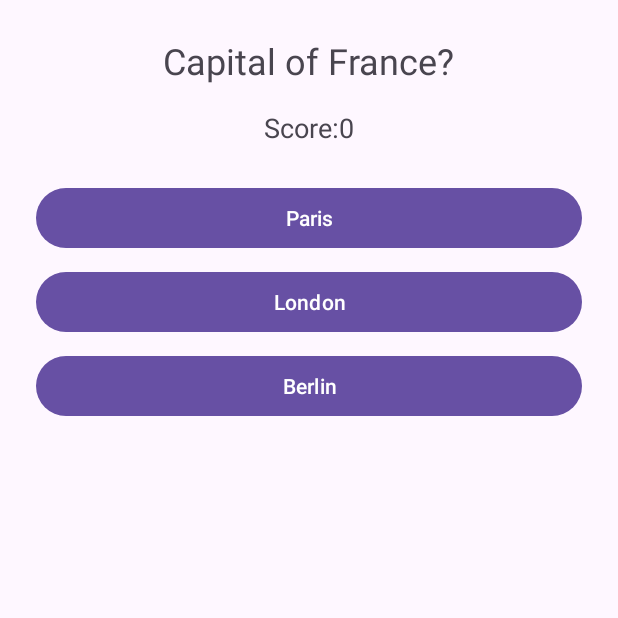
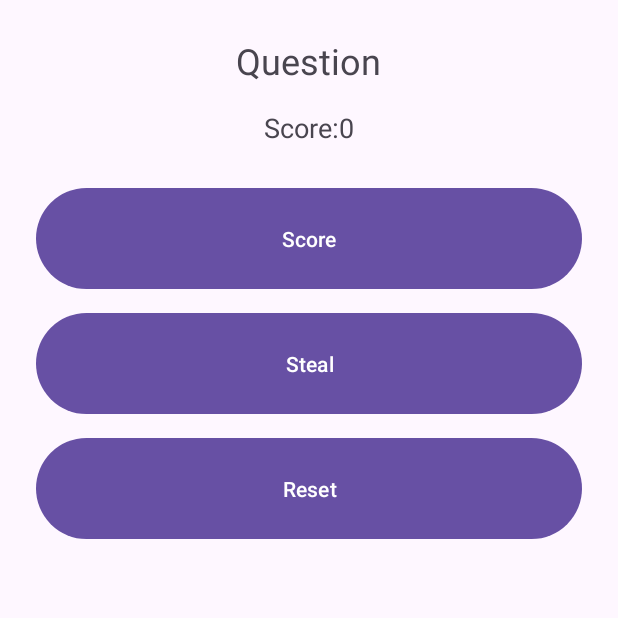
Before and after one commit to 9719539/the-contest, an Android app: the screen it shows after launch (MainActivity), on a phone screen of 412 x 824 dp, the top half of it. Run offline under Robolectric (Android 15) with nearby library versions, the phone set to English and light mode, and no system bars.

Commit message:
Changed task to closer match description
Additionally added testing and ensured it works

```diff
--- a/app/build.gradle.kts
+++ b/app/build.gradle.kts
@@ -36,6 +36,9 @@ android {
     buildFeatures {
         viewBinding = true
     }
+    testOptions {
+        animationsDisabled = true
+    }
 }
 
 dependencies {
@@ -49,4 +52,5 @@ dependencies {
     testImplementation(libs.junit)
     androidTestImplementation(libs.androidx.junit)
     androidTestImplementation(libs.androidx.espresso.core)
+
 }
--- a/app/src/main/java/com/example/thecontest/MainActivity.kt
+++ b/app/src/main/java/com/example/thecontest/MainActivity.kt
@@ -1,7 +1,6 @@
 package com.example.thecontest
 
 import android.os.Bundle
-import android.content.Intent
 import android.media.MediaPlayer
 import android.util.Log
 import android.widget.Button
@@ -20,134 +19,94 @@ class ScoreActivity : AppCompatActivity() {
     }
 }
 
-// data class to hold questions
-data class Question(val text: String, val answers: List<String>, val correctAnswer: Int)
-
 // main app
 class MainActivity : AppCompatActivity() {
-    // lateinit variables allowing the data to be assigned later, but creating the reference now
+    // late init variables allowing the data to be assigned later, but creating the reference now
     private var currentScore = 0
-    private lateinit var questionText: TextView
-    private lateinit var scoreText: TextView
-    private lateinit var score: TextView
-    private lateinit var answerButtons: List<Button>
-    private lateinit var clickSound: MediaPlayer
-    private lateinit var winSound: MediaPlayer
-    private lateinit var questions: List<Question>
-    private var currentQuestion = 0
 
     override fun onCreate(savedInstanceState: Bundle?) {
         super.onCreate(savedInstanceState)
         setContentView(R.layout.activity_main)
 
-        // create the trivia questions from strings file
-        questions = listOf(
-            Question(
-                getString(R.string.question1),
-                listOf(
-                    getString(R.string.q1answer1),
-                    getString(R.string.q1answer2),
-                    getString(R.string.q1answer3)
-                ),
-                0
-            ),
-            Question(
-                getString(R.string.question2),
-                listOf(
-                    getString(R.string.q2answer1),
-                    getString(R.string.q2answer2),
-                    getString(R.string.q2answer3)
-                ),
-                1
-            ),
-            Question(
-                getString(R.string.question3),
-                listOf(
-                    getString(R.string.q3answer1),
-                    getString(R.string.q3answer2),
-                    getString(R.string.q3answer3)
-                ),
-                0
-            )
-        )
+        // grab layout elements
+//        scoreText = findViewById(R.id.score_text)
 
-        // grab layout elements
-        questionText = findViewById(R.id.question_text)
-        scoreText = findViewById(R.id.score_text)
-        score = findViewById(R.id.score)
-        answerButtons = listOf(
-            findViewById(R.id.answer1),
-            findViewById(R.id.answer2),
-            findViewById(R.id.answer3)
-        )
+
+        val scoreBtn = findViewById<Button>(R.id.scoreBtn)
+        val stealBtn = findViewById<Button>(R.id.steal)
+        val resetBtn = findViewById<Button>(R.id.reset)
 
         // create sounds
-        clickSound = MediaPlayer.create(this, R.raw.beep_short)
-        winSound = MediaPlayer.create(this, R.raw.siren_whistle)
+        val clickSound = MediaPlayer.create(this, R.raw.beep_short)
+        val winSound = MediaPlayer.create(this, R.raw.siren_whistle)
 
         // set our state from saved if it exists
         if (savedInstanceState != null) {
             currentScore = savedInstanceState.getInt("currentScore")
-            currentQuestion = savedInstanceState.getInt("currentQuestion")
         }
 
         updateUI()
 
-        // for each of our buttons, create onClick listeners
-        answerButtons.forEachIndexed { index, button ->
-            button.setOnClickListener {
-                // when clicked, play sound and log that it was pressed
-                clickSound.start()
-                Log.d("TriviaGame", "Button $index clicked")
-                // if the answer is correct, give a point and log it
-                if (index == questions[currentQuestion].correctAnswer) {
-                    currentScore++
-                    Log.d("TriviaGame", "Correct answer! Score: $currentScore")
-                }
-                currentQuestion++
+        // set up button listeners
+        scoreBtn.setOnClickListener {
+            // play sound
+            clickSound.start()
+            // log click
+            Log.d("TriviaGame", "score btn clicked")
+            // add score
+//            currentScore = min(15, currentScore + 1)
 
-                // if we have 5 points or more, win the game
-                if (currentScore >= 5) {
-                    winSound.start()
-                    Log.d("TriviaGame", "5 points, you win!")
-                    // create intent to transition to new screen
-                    val intent =
-                        Intent(this, ScoreActivity::class.java).putExtra("score", currentScore)
-                    startActivity(intent)
-                } else {
-                    updateUI()
-                }
+            // if we have 15 points or more, win the game
+            if (currentScore >= 15) {
+                winSound.start()
+                Log.d("TriviaGame", "15 points, you win!")
+            } else {
+                currentScore++
             }
+            updateUI()
+        }
+
+        stealBtn.setOnClickListener {
+            // play sound
+            clickSound.start()
+            // log click
+            Log.d("TriviaGame", "steal btn clicked")
+            // steal score
+//            currentScore = max(0, currentScore - 1)
+            if (currentScore > 0) {
+                currentScore -= 1
+            }
+            updateUI()
+        }
+
+        resetBtn.setOnClickListener {
+            // play sound
+            clickSound.start()
+            // log click
+            Log.d("TriviaGame", "reset btn clicked")
+            // reset score
+            currentScore = 0
+            updateUI()
         }
     }
 
     private fun updateUI() {
-        // loop back to first question if we're at the end of question lengths
-        if (currentQuestion >= questions.size) {
-            currentQuestion = 0
-        }
-        val q = questions[currentQuestion]
-        // update UI elements
-        questionText.text = q.text
-        scoreText.text = getString(R.string.scoreText)
+        val score = findViewById<TextView>(R.id.score)
         score.text = currentScore.toString()
-        answerButtons.forEachIndexed { i, btn -> btn.text = q.answers[i] }
     }
 
     // save state
     override fun onSaveInstanceState(outState: Bundle) {
         super.onSaveInstanceState(outState)
         outState.putInt("currentScore", currentScore)
-        outState.putInt("currentQuestion", currentQuestion)
     }
 
     // when returning to the main game screen, check if we have won. If we have, reset the game.
     override fun onResume() {
         super.onResume()
         // Check if the user has finished the game
-        if (currentScore >= 5 || currentQuestion >= questions.size) {
+        if (currentScore >= 15) {
             currentScore = 0
-            currentQuestion = 0
             updateUI()
         }
     }
--- a/app/src/main/res/layout/activity_main.xml
+++ b/app/src/main/res/layout/activity_main.xml
@@ -30,6 +30,7 @@
 
         <TextView
             android:id="@+id/score"
+            android:text="0"
             android:layout_width="wrap_content"
             android:layout_height="wrap_content"
             android:textSize="18sp"
@@ -40,23 +41,26 @@
 
 
     <Button
-        android:id="@+id/answer1"
+        android:id="@+id/scoreBtn"
         android:layout_width="match_parent"
         android:layout_height="wrap_content"
-        android:text="Answer 1"
+        android:layout_marginBottom="8dp"
+        android:paddingVertical="24dp"
+        android:text="@string/scorebtn" />
+
+    <Button
+        android:id="@+id/steal"
+        android:layout_width="match_parent"
+        android:layout_height="wrap_content"
+        android:text="@string/steal"
+        android:paddingVertical="24dp"
         android:layout_marginBottom="8dp"/>
 
     <Button
-        android:id="@+id/answer2"
+        android:id="@+id/reset"
         android:layout_width="match_parent"
         android:layout_height="wrap_content"
-        android:text="Answer 2"
-        android:layout_marginBottom="8dp"/>
-
-    <Button
-        android:id="@+id/answer3"
-        android:layout_width="match_parent"
-        android:layout_height="wrap_content"
-        android:text="Answer 3"
+        android:text="@string/reset"
+        android:paddingVertical="24dp"
         android:layout_marginBottom="8dp"/>
 </LinearLayout>
--- a/app/src/main/res/values/strings.xml
+++ b/app/src/main/res/values/strings.xml
@@ -5,6 +5,9 @@
     <string name="final_score">final_score\n</string>
     <string name="score">score: </string>
     <string name="scoreText">Score:</string>
+    <string name="scorebtn">Score</string>
+    <string name="steal">Steal</string>
+    <string name="reset">Reset</string>
 
 <!--    questions -->
     <string name="question1">Capital of France?</string>
@@ -19,4 +22,5 @@
     <string name="q3answer1">Blue</string>
     <string name="q3answer2">Green</string>
     <string name="q3answer3">Red</string>
+
 </resources>
```
Also changed, not shown: 2 other files.
